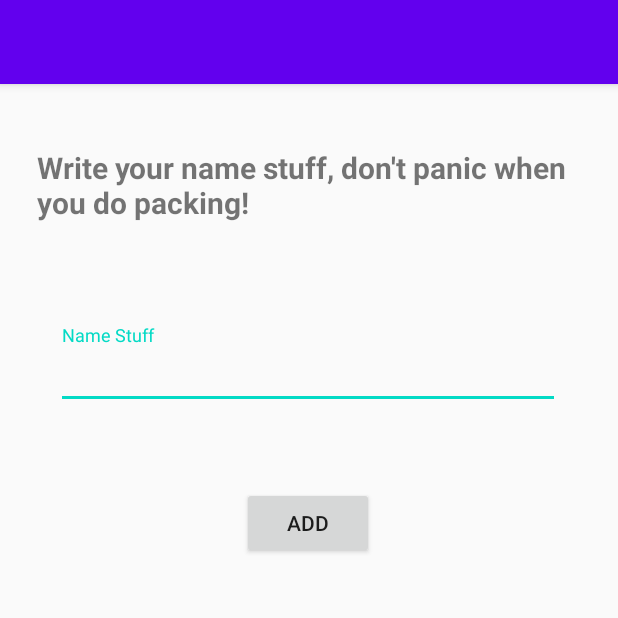
After one commit to AnindyaRef/Aplikasiku, an Android app: the AddActivity screen opened directly, with no data from a screen before it, on a phone screen of 412 x 824 dp, the top half of it. The commit adds this screen. Run offline under Robolectric (Android 15) with nearby library versions, the phone set to English and light mode, and no system bars.

Commit message:
make stuff

```diff
--- a/app/src/main/AndroidManifest.xml
+++ b/app/src/main/AndroidManifest.xml
@@ -9,7 +9,9 @@
         android:roundIcon="@mipmap/ic_launcher_round"
         android:supportsRtl="true"
         android:theme="@style/AppTheme">
-        <activity android:name=".ScheduleActivity"></activity>
+        <activity android:name=".AddActivity"></activity>
+        <activity android:name=".StuffActivity" />
+        <activity android:name=".ScheduleActivity" />
         <activity android:name=".HomeActivity" />
         <activity android:name=".ProfileActivity" />
         <activity android:name=".SignupActivity" />
--- /dev/null
+++ b/app/src/main/java/com/anindya/aplikasiku/AddActivity.java
@@ -0,0 +1,45 @@
+package com.anindya.aplikasiku;
+
+import androidx.appcompat.app.AppCompatActivity;
+
+import android.content.Intent;
+import android.os.Bundle;
+import android.view.View;
+import android.widget.EditText;
+
+import com.anindya.aplikasiku.Model.Stuff;
+
+public class AddActivity extends AppCompatActivity {
+
+    private EditText nameStuffInput;
+    private Stuff item;
+    private int index;
+
+    @Override
+    protected void onCreate(Bundle savedInstanceState) {
+        super.onCreate(savedInstanceState);
+        setContentView(R.layout.activity_add);
+        Bundle extras = getIntent().getExtras();
+        if (extras != null){
+            item = extras.getParcelable(StuffActivity.NAMESTUFF_KEY);
+            index = extras.getInt(StuffActivity.INDEX_KEY,0);
+            nameStuffInput.setText(item.getNameStuff());
+        }
+    }
+
+    public void handleAdd(View view) {
+        String nameStuff = nameStuffInput.getText().toString();
+
+        item.setNameStuff(nameStuff);
+
+        Intent intent = new Intent();
+        if (nameStuff.isEmpty()){
+            nameStuffInput.setError("Please input name stuff!");
+        }else {
+            intent.putExtra(StuffActivity.NAMESTUFF_KEY, item);
+            intent.putExtra(StuffActivity.INDEX_KEY, index);
+            setResult(RESULT_OK, intent);
+            finish();
+        }
+    }
+}
--- a/app/src/main/java/com/anindya/aplikasiku/HomeActivity.java
+++ b/app/src/main/java/com/anindya/aplikasiku/HomeActivity.java
@@ -23,4 +23,9 @@ public class HomeActivity extends AppCompatActivity {
         Intent intent = new Intent(this, ScheduleActivity.class);
         startActivity(intent);
     }
+
+    public void handleStuff(View view) {
+        Intent intent = new Intent(this, StuffActivity.class);
+        startActivity(intent);
+    }
 }
--- /dev/null
+++ b/app/src/main/res/layout/activity_add.xml
@@ -0,0 +1,53 @@
+<?xml version="1.0" encoding="utf-8"?>
+<androidx.constraintlayout.widget.ConstraintLayout xmlns:android="http://schemas.android.com/apk/res/android"
+    xmlns:app="http://schemas.android.com/apk/res-auto"
+    xmlns:tools="http://schemas.android.com/tools"
+    android:layout_width="match_parent"
+    android:layout_height="match_parent"
+    tools:context=".AddActivity">
+
+    <TextView
+        android:id="@+id/textView10"
+        android:layout_width="363dp"
+        android:layout_height="57dp"
+        android:text="Write your name stuff, don't panic when you do packing!"
+        android:textSize="20sp"
+        android:textStyle="bold"
+        app:layout_constraintBottom_toBottomOf="parent"
+        app:layout_constraintEnd_toEndOf="parent"
+        app:layout_constraintStart_toStartOf="parent"
+        app:layout_constraintTop_toTopOf="parent"
+        app:layout_constraintVertical_bias="0.059"
+        tools:textAlignment="center" />
+
+    <com.google.android.material.textfield.TextInputLayout
+        android:id="@+id/textInputLayout2"
+        android:layout_width="336dp"
+        android:layout_height="56dp"
+        app:layout_constraintBottom_toBottomOf="parent"
+        app:layout_constraintEnd_toEndOf="parent"
+        app:layout_constraintHorizontal_bias="0.493"
+        app:layout_constraintStart_toStartOf="parent"
+        app:layout_constraintTop_toBottomOf="@+id/textView10"
+        app:layout_constraintVertical_bias="0.1">
+
+        <com.google.android.material.textfield.TextInputEditText
+            android:id="@+id/input_stuff"
+            android:layout_width="match_parent"
+            android:layout_height="wrap_content"
+            android:hint="Name Stuff" />
+    </com.google.android.material.textfield.TextInputLayout>
+
+    <Button
+        android:id="@+id/button_submit"
+        android:layout_width="wrap_content"
+        android:layout_height="wrap_content"
+        android:text="ADD"
+        app:layout_constraintBottom_toBottomOf="parent"
+        app:layout_constraintEnd_toEndOf="parent"
+        app:layout_constraintHorizontal_bias="0.498"
+        app:layout_constraintStart_toStartOf="parent"
+        app:layout_constraintTop_toBottomOf="@+id/textInputLayout2"
+        app:layout_constraintVertical_bias="0.103"
+        android:onClick="handleAdd"/>
+</androidx.constraintlayout.widget.ConstraintLayout>
--- a/app/src/main/res/layout/activity_main.xml
+++ b/app/src/main/res/layout/activity_main.xml
@@ -18,7 +18,7 @@
         android:id="@+id/textView"
         android:layout_width="wrap_content"
         android:layout_height="wrap_content"
-        android:text="MY APPLICATION"
+        android:text="MY CONCERT APPLICATION"
         android:textSize="30sp"
         android:textStyle="bold"
         app:layout_constraintBottom_toBottomOf="parent"
@@ -35,7 +35,7 @@
         android:layout_marginTop="8dp"
         android:textSize="18sp"
         android:textAlignment="center"
-        android:text="You can play game and manage your financial "
+        android:text="You can see MonstaX schedule concert "
         app:layout_constraintEnd_toEndOf="parent"
         app:layout_constraintHorizontal_bias="0.495"
         app:layout_constraintStart_toStartOf="parent"
--- a/app/src/main/res/layout/activity_signup.xml
+++ b/app/src/main/res/layout/activity_signup.xml
@@ -19,7 +19,7 @@
         app:layout_constraintTop_toTopOf="parent"
         app:layout_constraintVertical_bias="0.012"
         app:srcCompat="@mipmap/ic_launcher_round"
-        android:onClick="changePhoto"/>
+        android:onClick="handleChangeAvatar"/>
 
     <com.google.android.material.textfield.TextInputLayout
         android:id="@+id/use_layout"
```
Also changed, not shown: app/src/main/java/com/anindya/aplikasiku/Adapter/StuffAdapter.java (added, +67 -0 lines), app/src/main/java/com/anindya/aplikasiku/Application.java (added, +17 -0 lines), app/src/main/java/com/anindya/aplikasiku/Model/Account.java (added, +28 -0 lines), app/src/main/java/com/anindya/aplikasiku/Model/Stuff.java (added, +55 -0 lines), app/src/main/java/com/anindya/aplikasiku/ProfileActivity.java (+7 -3 lines), app/src/main/java/com/anindya/aplikasiku/SignupActivity.java (+15 -15 lines), app/src/main/java/com/anindya/aplikasiku/StuffActivity.java (added, +99 -0 lines), app/src/main/res/layout/activity_home.xml (+4 -3 lines), app/src/main/res/layout/activity_profile.xml (+4 -4 lines), app/src/main/res/layout/activity_stuff.xml (added, +25 -0 lines), app/src/main/res/layout/content_stuff.xml (added, +53 -0 lines), app/src/main/res/layout/item_stuff.xml (added, +28 -0 lines).
